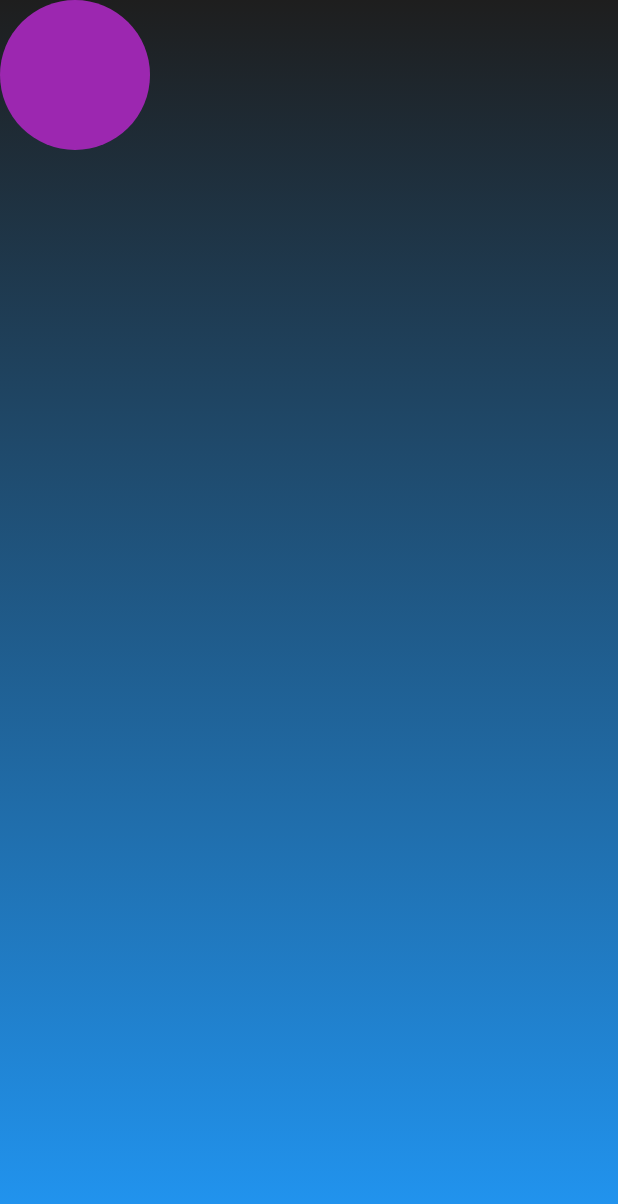
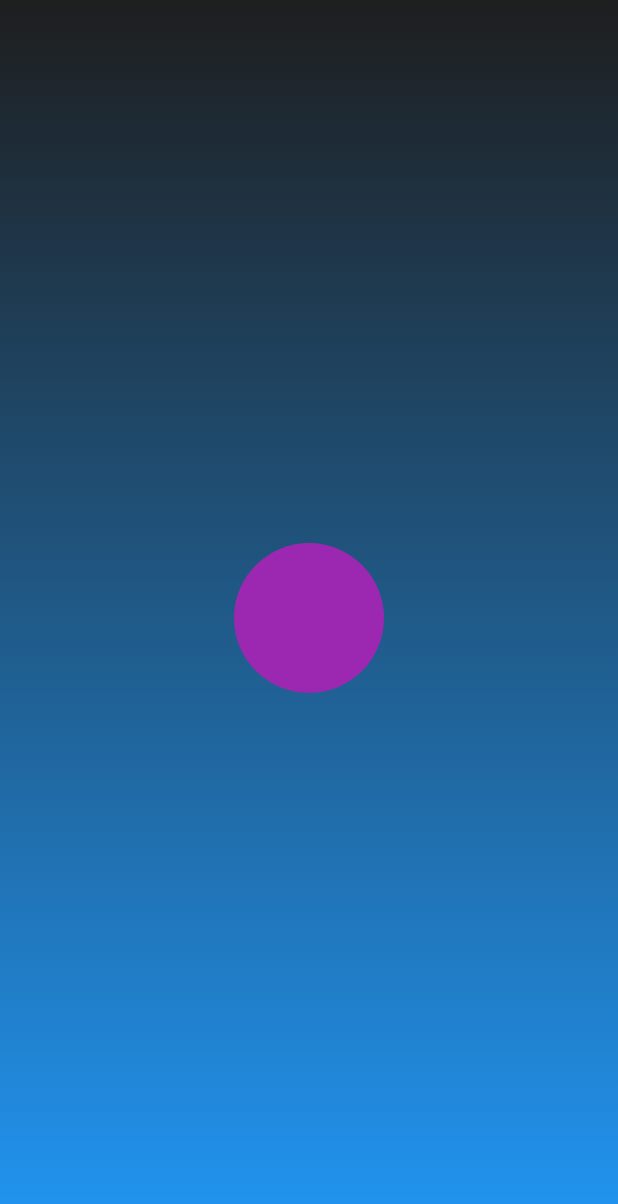
Before and after one commit to Yasitha-Bhanuka/animiya, a Flutter app: the screen it shows after launch, on a phone screen of 412 x 824 dp. Shown: the top 1204 px of the screen. Run offline on Flutter 3.47's test engine with Material 3 defaults, Android fonts, the phone set to English and light mode, and no system bars.

Commit message:
Wrap the UI widgets into the GestureDetector and make it wrap the center widget

```diff
--- a/lib/pages/home_page.dart
+++ b/lib/pages/home_page.dart
@@ -41,12 +41,17 @@ class _HomePageState extends State<HomePage> {
   }
 
   Widget _circularAnimation() {
-    return Container(
-      width: 100,
-      height: 100,
-      decoration: BoxDecoration(
-        borderRadius: BorderRadius.circular(100),
-        color: Colors.purple,
+    return Center(
+      child: GestureDetector(
+        onTap: () {},
+        child: Container(
+          width: 100,
+          height: 100,
+          decoration: BoxDecoration(
+            borderRadius: BorderRadius.circular(100),
+            color: Colors.purple,
+          ),
+        ),
       ),
     );
   }
```
